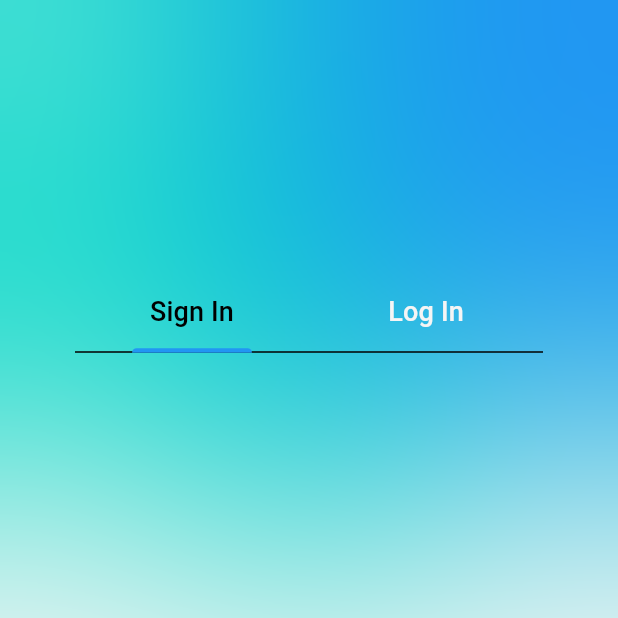
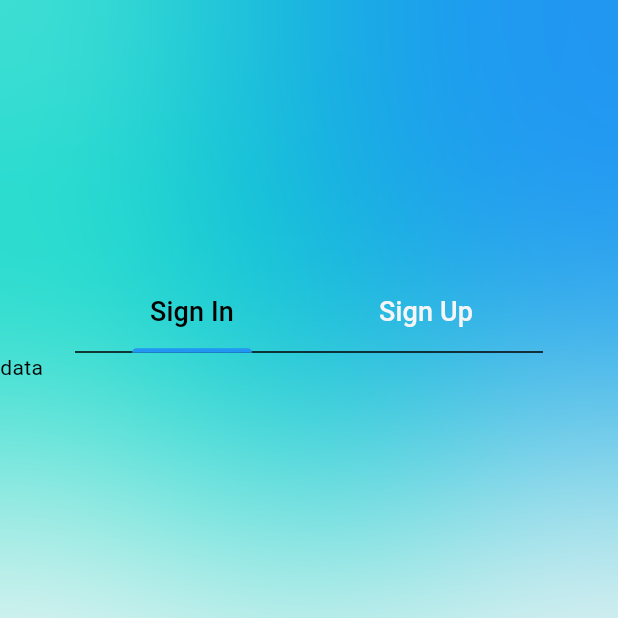
Before and after one commit to Dapo-dan/pizza_app, a Flutter app: the screen it shows after launch, on a phone screen of 412 x 824 dp, the top half of it. Run offline on Flutter 3.47's test engine with Material 3 defaults, Android fonts, the phone set to English and light mode, and no system bars; our stand-ins replace bloc, cloud_firestore, equatable, firebase_auth, firebase_core, flutter_bloc and 1 more; accounts and stored records are empty.

Commit message:
feat: completed authentication blocs

```diff
--- /dev/null
+++ b/lib/screens/auth/blocs/sign_in_bloc/sign_in_bloc.dart
@@ -0,0 +1,28 @@
+import 'package:bloc/bloc.dart';
+import 'package:equatable/equatable.dart';
+import 'package:user_repository/user_repository.dart';
+
+part 'sign_in_event.dart';
+part 'sign_in_state.dart';
+
+class SignInBloc extends Bloc<SignInEvent, SignInState> {
+  final UserRepository _userRepository;
+
+  SignInBloc(this._userRepository) : super(SignInInitial()) {
+    on<SignInRequired>((event, emit) async {
+      emit(SignInLoading());
+      try {
+        await _userRepository.signIn(
+          event.email,
+          event.password,
+        );
+      } catch (e) {
+        emit(SignInFailure());
+      }
+    });
+
+    on<SignOutRequired>(
+      (event, emit) async => await _userRepository.logOut(),
+    );
+  }
+}
--- /dev/null
+++ b/lib/screens/auth/blocs/sign_in_bloc/sign_in_event.dart
@@ -0,0 +1,23 @@
+part of 'sign_in_bloc.dart';
+
+sealed class SignInEvent extends Equatable {
+  const SignInEvent();
+
+  @override
+  List<Object> get props => [];
+}
+
+class SignInRequired extends SignInEvent {
+  final String email;
+  final String password;
+
+  const SignInRequired(this.email, this.password);
+
+  @override
+  List<Object> get props => [
+        email,
+        password,
+      ];
+}
+
+class SignOutRequired extends SignInEvent {}
--- /dev/null
+++ b/lib/screens/auth/blocs/sign_in_bloc/sign_in_state.dart
@@ -0,0 +1,14 @@
+part of 'sign_in_bloc.dart';
+
+sealed class SignInState extends Equatable {
+  const SignInState();
+
+  @override
+  List<Object> get props => [];
+}
+
+final class SignInInitial extends SignInState {}
+
+final class SignInFailure extends SignInState {}
+final class SignInLoading extends SignInState {}
+final class SignInSuccess extends SignInState {}
--- /dev/null
+++ b/lib/screens/auth/blocs/sign_up_bloc/sign_up_bloc.dart
@@ -0,0 +1,24 @@
+import 'package:bloc/bloc.dart';
+import 'package:equatable/equatable.dart';
+import 'package:user_repository/user_repository.dart';
+
+part 'sign_up_event.dart';
+part 'sign_up_state.dart';
+
+class SignUpBloc extends Bloc<SignUpEvent, SignUpState> {
+  final UserRepository _userRepository;
+
+  SignUpBloc(this._userRepository) : super(SignUpInitial()) {
+    on<SignUpRequired>((event, emit) async {
+      emit(SignUpLoading());
+      try {
+        MyUser myUser =
+            await _userRepository.signUp(event.user, event.password);
+        await _userRepository.setUserdata(myUser);
+        emit(SignUpSuccess());
+      } catch (e) {
+        emit(SignUpFailure());
+      }
+    });
+  }
+}
--- /dev/null
+++ b/lib/screens/auth/blocs/sign_up_bloc/sign_up_event.dart
@@ -0,0 +1,24 @@
+part of 'sign_up_bloc.dart';
+
+sealed class SignUpEvent extends Equatable {
+  const SignUpEvent();
+
+  @override
+  List<Object> get props => [];
+}
+
+class SignUpRequired extends SignUpEvent {
+  final MyUser user;
+  final String password;
+
+  const SignUpRequired(
+    this.user,
+    this.password,
+  );
+
+  @override
+  List<Object> get props => [
+        user,
+        password,
+      ];
+}
--- /dev/null
+++ b/lib/screens/auth/blocs/sign_up_bloc/sign_up_state.dart
@@ -0,0 +1,14 @@
+part of 'sign_up_bloc.dart';
+
+sealed class SignUpState extends Equatable {
+  const SignUpState();
+
+  @override
+  List<Object> get props => [];
+}
+
+final class SignUpInitial extends SignUpState {}
+
+final class SignUpLoading extends SignUpState {}
+final class SignUpFailure extends SignUpState {}
+final class SignUpSuccess extends SignUpState {}
--- a/lib/screens/auth/view/welcome_screen.dart
+++ b/lib/screens/auth/view/welcome_screen.dart
@@ -1,6 +1,10 @@
 import 'dart:ui';
 
 import 'package:flutter/material.dart';
+import 'package:flutter_bloc/flutter_bloc.dart';
+import 'package:pizza_app/blocs/authentication_bloc/authentication_bloc.dart';
+import 'package:pizza_app/screens/auth/blocs/sign_in_bloc/sign_in_bloc.dart';
+import 'package:pizza_app/screens/auth/blocs/sign_up_bloc/sign_up_bloc.dart';
 
 class WelcomeScreen extends StatefulWidget {
   const WelcomeScreen({super.key});
@@ -94,10 +98,29 @@ class _WelcomeScreenState extends State<WelcomeScreen>
                             Padding(
                               padding: EdgeInsets.all(12),
                               child: Text(
-                                'Log In',
+                                'Sign Up',
                                 style: TextStyle(fontSize: 18),
                               ),
                             ),
+                          ],
+                        ),
+                      ),
+                      Expanded(
+                        child: TabBarView(
+                          controller: tabController,
+                          children: [
+                            BlocProvider<SignInBloc>(
+                              create: (context) => SignInBloc(
+                                 context.read<AuthenticationBloc>().userRepository,
+                              ),
+                              child: const Text('data'),
+                            ),
+                            BlocProvider<SignUpBloc>(
+                              create: (context) => SignUpBloc(
+                                 context.read<AuthenticationBloc>().userRepository,
+                              ),
+                              child: const Text('data'),
+                            )
                           ],
                         ),
                       ),
```
